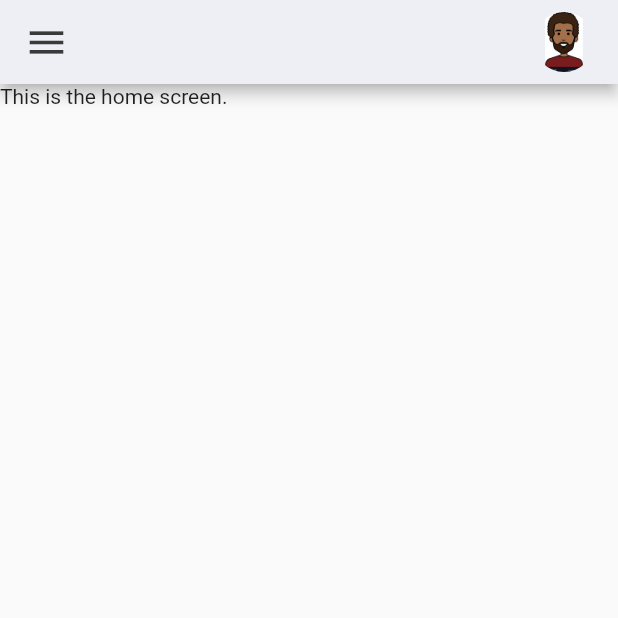
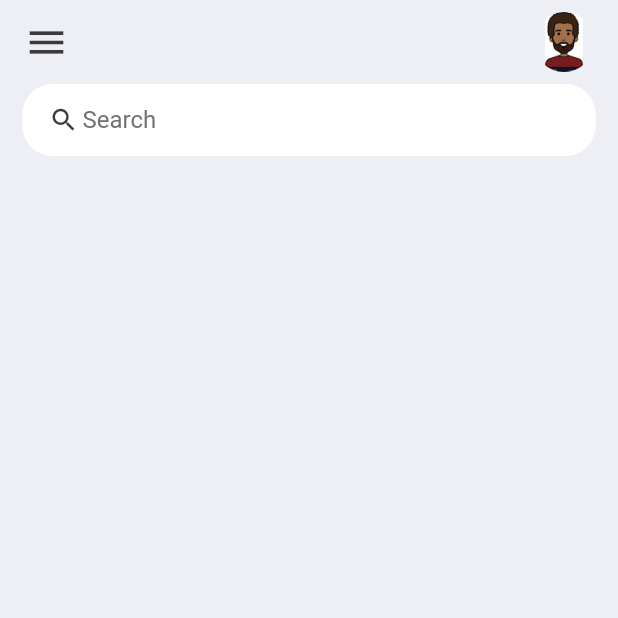
Before and after one commit to antonymwakiacha/ToDoFlutterApp, a Flutter app: the screen it shows after launch, on a phone screen of 412 x 824 dp, the top half of it. Run offline on Flutter 3.47's test engine with Material 2 defaults, Android fonts, the phone set to English and light mode, and no system bars.

Commit message:
created the search box widget

```diff
--- a/lib/screens/home.dart
+++ b/lib/screens/home.dart
@@ -7,8 +7,23 @@ class Home extends StatelessWidget {
   @override
   Widget build(BuildContext context) {
     return Scaffold(
-      appBar: AppBar(
       backgroundColor: tdBGColor,
+      appBar: _buildAppBar(),
+      body: Container(
+        padding: EdgeInsets.symmetric(horizontal: 15),
+        child: Column(
+          children: [
+            searchBox(),
+          ],
+        ),
+      ),
+    );
+  }
+
+  AppBar _buildAppBar() {
+    return AppBar(
+      backgroundColor: tdBGColor,
+      elevation: 0,
       title: Row(
         mainAxisAlignment: MainAxisAlignment.spaceBetween,
         children: [
@@ -27,9 +42,32 @@ class Home extends StatelessWidget {
           ),
         ],
       ),
+    );
+  }
+
+  Widget searchBox() {
+    return Container(
+      padding: EdgeInsets.symmetric(horizontal: 15),
+      decoration: BoxDecoration(
+        color: Colors.white,
+        borderRadius: BorderRadius.circular(20),
       ),
-      body: Container(
-        child: Text("This is the home screen."),
+      child: TextField(
+        decoration: InputDecoration(
+          contentPadding: EdgeInsets.all(0),
+          prefixIcon: Icon(
+            Icons.search,
+            color: tdBlack,
+            size: 20,
+          ),
+          prefixIconConstraints: BoxConstraints(
+            maxHeight: 20,
+            minWidth: 25,
+          ),
+          border: InputBorder.none,
+          hintText: 'Search',
+          hintStyle: TextStyle(color: tdGrey),
+        ),
       ),
     );
   }
```
Lines whose indentation alone changed are shown as unchanged.
